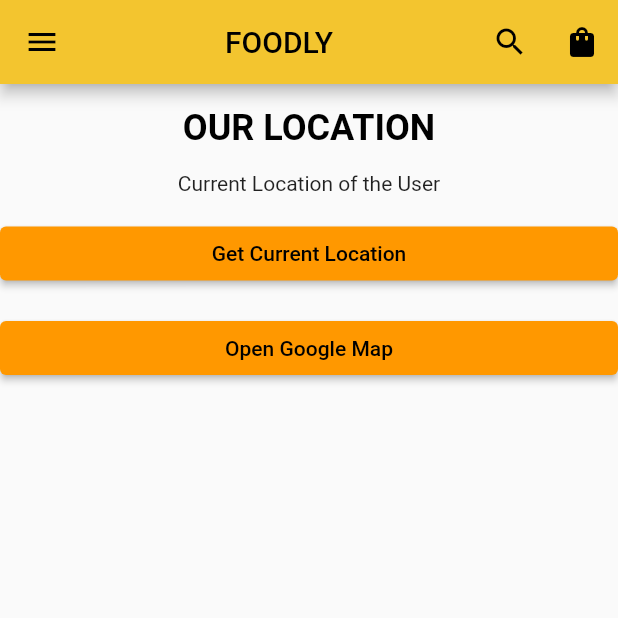
After one commit to IvanaGeorgievaa/foodly, a Flutter app: the LocationPage screen opened directly, after a tap on "Get Current Location", on a phone screen of 412 x 824 dp, the top half of it. The commit adds this screen. Run offline on Flutter 3.47's test engine with Material 2 defaults, Android fonts, the phone set to English and light mode, and no system bars; our stand-ins replace cloud_firestore, firebase_auth, firebase_core, geolocator, get, google_fonts and 1 more; accounts and stored records are empty; network calls fail.

Commit message:
Added Google Maps location

```diff
--- /dev/null
+++ b/lib/pages/location_page.dart
@@ -0,0 +1,135 @@
+import 'package:flutter/material.dart';
+import 'package:foodly_app/widgets/cart_item.dart';
+import 'package:foodly_app/widgets/navbar.dart';
+import 'package:geolocator/geolocator.dart';
+import 'package:url_launcher/url_launcher_string.dart';
+
+import '../custom_text.dart';
+import '../widgets/shopping_cart.dart';
+
+class LocationPage extends StatefulWidget {
+
+
+  LocationPage({super.key});
+
+  @override
+  State<LocationPage> createState() => _LocationPageState();
+}
+
+class _LocationPageState extends State<LocationPage> {
+  String locationMessage = 'Current Location of the User';
+
+  late String lat;
+
+  late String long;
+
+  Widget _title() {
+    return const Center(child: Text('FOODLY'));
+  }
+
+  @override
+  Widget build(BuildContext context) {
+    return Scaffold(
+      drawer: NavBar(),
+      appBar: AppBar(
+        backgroundColor: const Color.fromARGB(255, 243, 197, 47),
+        centerTitle: true,
+        title: _title(),
+        actions: <Widget>[
+          IconButton(onPressed: () => Null, icon: const Icon(Icons.search)),
+          IconButton(
+              onPressed: () => Navigator.push(
+                    context,
+                    MaterialPageRoute(
+                        builder: (context) => ShoppingCartWidget()),
+                  ),
+              icon: const Icon(Icons.shopping_bag))
+        ],
+      ),
+      body: ListView(
+        children: [
+          SizedBox(
+            height: 15,
+          ),
+          Center(
+            child: CustomText(
+              text: "OUR LOCATION",
+              size: 24,
+              weight: FontWeight.bold,
+              color: Colors.black,
+            ),
+          ),
+          SizedBox(
+            height: 15,
+          ),
+          Text(locationMessage, textAlign: TextAlign.center,),
+          SizedBox(
+            height: 15,
+          ),
+          ElevatedButton(
+            onPressed: () {
+              _getCurrentLocation().then((value){
+                 lat = '${value.latitude}';
+                 long = '${value.longitude}';
+                 setState((){
+                  locationMessage = 'Latitude: $lat, Longitude: $long';
+                 });
+                 _liveLocation();
+              });
+            },
+            child: const Text('Get Current Location')),
+            const SizedBox(height: 15,),
+            ElevatedButton(
+              onPressed: (){
+                _openMap(lat, long);
+              },
+              child: const Text('Open Google Map'))
+        ],
+      ),
+    );
+  }
+
+  Future<Position> _getCurrentLocation() async {
+    bool serviceEnabled = await Geolocator.isLocationServiceEnabled();
+    if(!serviceEnabled) {
+      return Future.error('Location service is disabled');
+    }
+
+    LocationPermission permission = await Geolocator.checkPermission();
+    if(permission == LocationPermission.denied)
+    {
+      permission = await Geolocator.requestPermission();
+      if(permission == LocationPermission.denied){
+        return Future.error('Location permissions are denied');
+      }
+    }
+
+    if(permission == LocationPermission.deniedForever) {
+      return Future.error('Location permissions are permanently denied');
+    }
+    return await Geolocator.getCurrentPosition();
+  }
+
+  void _liveLocation() {
+    LocationSettings locationSettings = const LocationSettings(
+      accuracy: LocationAccuracy.high,
+      distanceFilter: 100,
+    );
+
+    Geolocator.getPositionStream(locationSettings: locationSettings)
+    .listen((Position position) {
+      lat = position.latitude.toString();
+      long = position.longitude.toString();
+
+      setState(() {
+        locationMessage = 'Latitude: $lat, Longitude: $long';
+      });
+    });}
+}
+
+Future<void> _openMap(String lat, String long) async {
+  String googleURL = 'https://www.google.com/maps/search/?api=1&query=$lat,$long';
+  await canLaunchUrlString(googleURL)
+    ? await launchUrlString(googleURL)
+    : throw 'Could not launch $googleURL';
+}
--- a/pubspec.yaml
+++ b/pubspec.yaml
@@ -46,6 +46,8 @@ dependencies:
   modal_bottom_sheet: ^2.0.0
   uuid: ^3.0.4
   cloud_firestore: ^4.3.1
+  geolocator: ^8.2.1
+  url_launcher: ^6.1.2
 
 dev_dependencies:
   flutter_test:
```
Also changed, not shown: lib/widgets/navbar.dart (+15 -1 lines), pubspec.lock, 7 other files.
